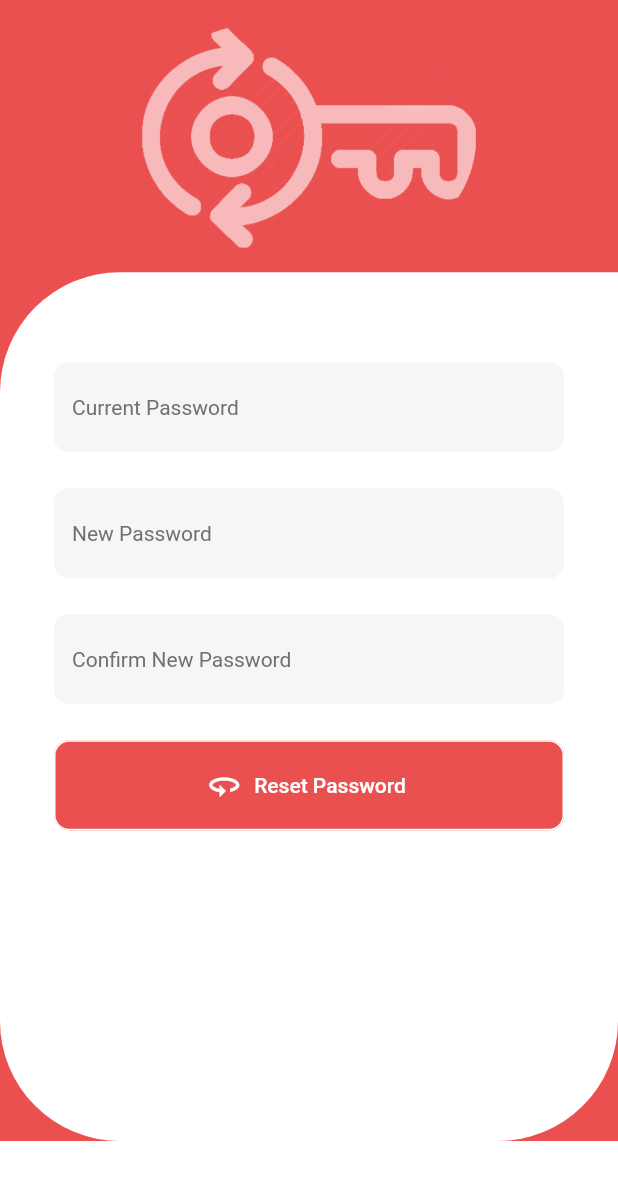
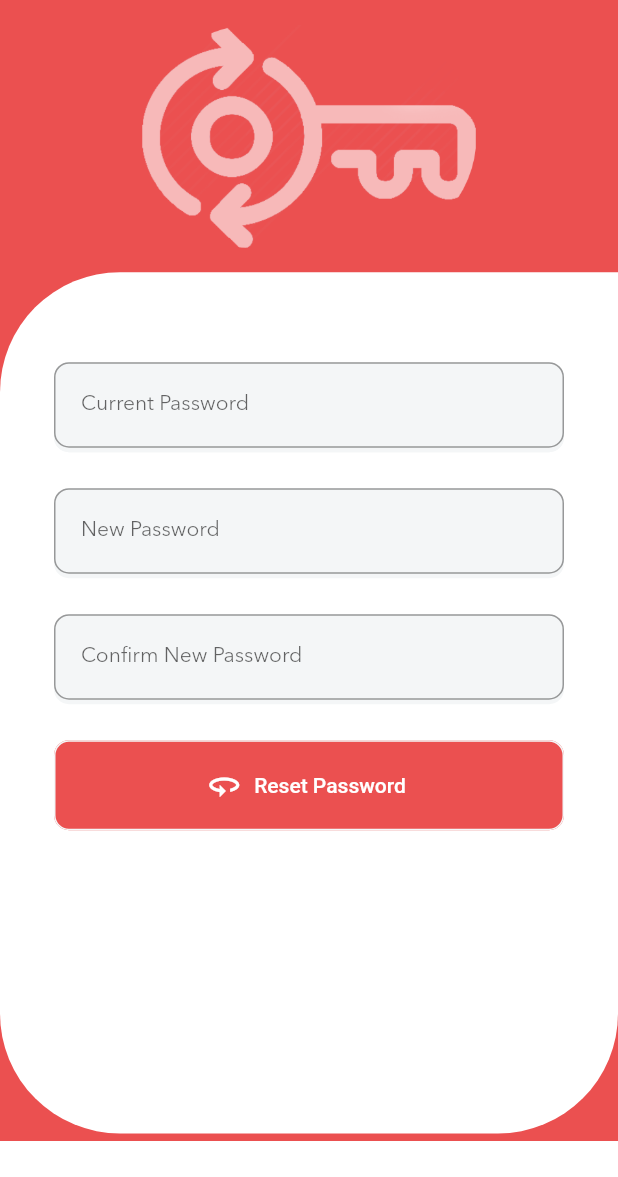
Before and after one commit to davinderkb/bonafide_app, a Flutter app: the ResetPassword screen opened directly, on a phone screen of 412 x 824 dp, the part 59-1236 px from its top. Run offline on Flutter 3.47's test engine with Material 2 defaults, Android fonts, the light colour scheme and no system bars; our stand-ins replace charts_flutter.

Commit message:
Minor issues fixed: Date Picker Added in Apply Leaves, Text field added correctly, Ladscape mode issues fixed

```diff
--- a/lib/addtimeentry.dart
+++ b/lib/addtimeentry.dart
@@ -6,8 +6,6 @@ import 'package:flutter_localizations/flutter_localizations.dart';
 
 
 class AddTimesheetEntry extends StatefulWidget {
-
-  @override
 
   @override
   AddTimesheetEntryState createState() {
--- a/lib/homepage.dart
+++ b/lib/homepage.dart
@@ -63,12 +63,13 @@ class HomePage extends StatelessWidget {
               Padding(
                 padding: const EdgeInsets.fromLTRB(25.0,18,25.0,12),
                 child: new FlatButton(
-                  shape: RoundedRectangleBorder(borderRadius: new BorderRadius.circular(20.0)),
+                  shape: RoundedRectangleBorder(borderRadius: new BorderRadius.circular(20.0),side: BorderSide(color: Color(0xffF4F6F7))),
                   color: Color(0xff0072FF),
                   onPressed: () {
                     onManageLeavePress(context);
                   },
                   child: new Container(
+
                     height: 70,
                     child: Padding(
                       padding: const EdgeInsets.fromLTRB(25,0,25,0),
@@ -96,7 +97,7 @@ class HomePage extends StatelessWidget {
               Padding(
                 padding: const EdgeInsets.fromLTRB(25.0,0,25.0,22),
                 child: new FlatButton(
-                  shape: RoundedRectangleBorder(borderRadius: new BorderRadius.circular(20.0)),
+                  shape: RoundedRectangleBorder(borderRadius: new BorderRadius.circular(20.0),side: BorderSide(color: Color(0xffF4F6F7))),
                   color: Color(0xffEB5050),
                   onPressed: () {
                     onTimesheetPress(context);
--- a/lib/resetpassword.dart
+++ b/lib/resetpassword.dart
@@ -10,6 +10,34 @@ class ResetPassword extends StatelessWidget {
     this.context = context;
     final _width = MediaQuery.of(context).size.width;
     final _height = MediaQuery.of(context).size.height;
+    TextStyle style = TextStyle(fontFamily: 'AvenirNext', fontSize: 14.0, color: Color(0xff707070));
+    final currentPassword = TextField(
+      style: style,
+      decoration: InputDecoration(
+          contentPadding: EdgeInsets.fromLTRB(18.0, 20.0, 18.0, 20.0),
+          hintText: "Current Password",
+          border: OutlineInputBorder(
+            borderRadius: BorderRadius.circular(10.0),
+          )),
+    );
+    final newPassword = TextField(
+      style: style,
+      decoration: InputDecoration(
+          contentPadding: EdgeInsets.fromLTRB(18.0, 20.0, 18.0, 20.0),
+          hintText: "New Password",
+          border: OutlineInputBorder(
+            borderRadius: BorderRadius.circular(10.0),
+          )),
+    );
+    final confirmNewPassword = TextField(
+      style: style,
+      decoration: InputDecoration(
+          contentPadding: EdgeInsets.fromLTRB(18.0, 20.0, 18.0, 20.0),
+          hintText: "Confirm New Password",
+          border: OutlineInputBorder(
+            borderRadius: BorderRadius.circular(10.0),
+          )),
+    );
     return Scaffold(
         backgroundColor: Colors.white,
         appBar: new AppBar(
@@ -36,14 +64,14 @@ class ResetPassword extends StatelessWidget {
         body: SingleChildScrollView(
 
             child:   Container(
-              height: _height-80,
+              height: _height>_width?_height-80:_height+150,
               color: Color(0xffEB5050),
               child: new Column(
                 mainAxisAlignment: MainAxisAlignment.start,
                 mainAxisSize: MainAxisSize.max,
                 children: <Widget>[
                   Container(
-                      height:_height/5  ,
+                      height: _height>_width?_height/5: _height/3  ,
 
                       child: Padding(
                         padding: const EdgeInsets.fromLTRB(8.0,0,8,16),
@@ -51,7 +79,7 @@ class ResetPassword extends StatelessWidget {
                       )
                   ),
                   Container(
-                    height: _height-_height/5-80,
+                    height: _height>_width?_height-_height/5-85: _height-_height/3+140,
                     decoration: BoxDecoration(
                       borderRadius: BorderRadius.only(
                           bottomLeft: Radius.circular(80.0),
@@ -78,10 +106,18 @@ class ResetPassword extends StatelessWidget {
                             child: Row(
                               mainAxisAlignment: MainAxisAlignment.spaceBetween,
                               children: <Widget>[
-                                Padding(
-                                  padding: const EdgeInsets.fromLTRB(12,0,0,0),
-                                  child: Text('Current Password',textAlign: TextAlign.start,style: TextStyle(fontSize: 14, color: Color(0xff707070)),),
-                                ),
+
+                                Center(
+                                  child: Container(
+                                    width: _width-72,
+                                    height: 60,
+                                    decoration: BoxDecoration(
+                                      borderRadius: BorderRadius.all(Radius.circular(10.0)),
+                                      color: Color(0xffF4F6F7),
+                                    ),
+                                    child: currentPassword,
+                                  ),
+                                ) ,
 
                               ],
                             ),
@@ -99,18 +135,9 @@ class ResetPassword extends StatelessWidget {
                               borderRadius: BorderRadius.all(Radius.circular(10.0)),
                               color: Color(0xffF4F6F7),
                             ),
-                            child: Row(
-                              mainAxisAlignment: MainAxisAlignment.spaceBetween,
-                              children: <Widget>[
-                                Padding(
-                                  padding: const EdgeInsets.fromLTRB(12,0,0,0),
-                                  child: Text('New Password',textAlign: TextAlign.start,style: TextStyle(fontSize: 14, color: Color(0xff707070)),),
-                                ),
-
-                              ],
-                            ),
+                            child: newPassword,
                           ),
-                        ),
+                        ) ,
                         Padding(
                           padding: const EdgeInsets.all(12),
                         ),
@@ -122,18 +149,9 @@ class ResetPassword extends StatelessWidget {
                               borderRadius: BorderRadius.all(Radius.circular(10.0)),
                               color: Color(0xffF4F6F7),
                             ),
-                            child: Row(
-                              mainAxisAlignment: MainAxisAlignment.spaceBetween,
-                              children: <Widget>[
-                                Padding(
-                                  padding: const EdgeInsets.fromLTRB(12,0,0,0),
-                                  child: Text('Confirm New Password',textAlign: TextAlign.start,style: TextStyle(fontSize: 14, color: Color(0xff707070)),),
-                                ),
-
-                              ],
-                            ),
+                            child: confirmNewPassword,
                           ),
-                        ),
+                        ) ,
                         Padding(
                           padding: const EdgeInsets.all(12),
                         ),
@@ -148,7 +166,7 @@ class ResetPassword extends StatelessWidget {
                             ),
                             onPressed: null,
                             disabledColor: Color(0xffEB5050),
-                            shape:RoundedRectangleBorder(borderRadius: new BorderRadius.circular(10.0),side: BorderSide(color: Colors.white)),
+                            shape:RoundedRectangleBorder(borderRadius: new BorderRadius.circular(10.0),side: BorderSide(color: Color(0xffF4F6F7))),
                           ),
                         ),
                       ],
```
Also changed, not shown: lib/applyleave.dart (+86 -12 lines).
